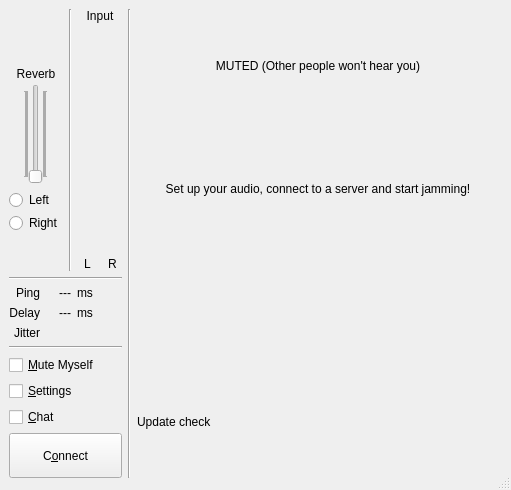
Old version of the form src/clientdlgbase.ui in the repository jamulussoftware/jamulus.
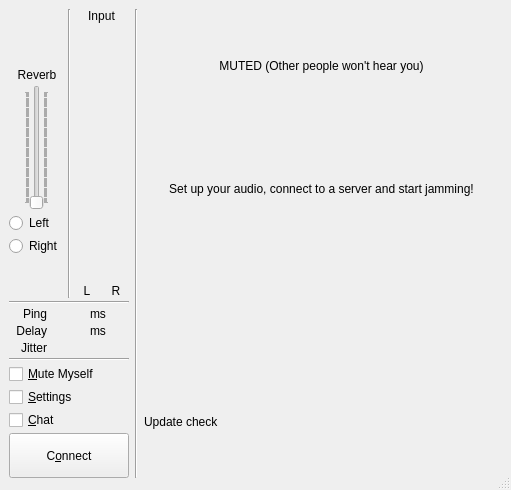
New version of the form. Icons and pictures are not drawn. Custom widgets are drawn as their Qt base class.

What changed in the file:
```diff
--- a/src/clientdlgbase.ui
+++ b/src/clientdlgbase.ui
@@ -58,8 +58,14 @@
        <layout class="QHBoxLayout" name="horizontalLayout_3">
         <item>
          <layout class="QHBoxLayout" name="horizontalLayout_2">
+          <property name="spacing">
+           <number>6</number>
+          </property>
           <item>
            <layout class="QVBoxLayout" name="verticalLayout_4">
+            <property name="spacing">
+             <number>3</number>
+            </property>
             <item>
              <layout class="QHBoxLayout" name="horizontalLayout">
               <item>
@@ -88,10 +94,13 @@
                   <property name="orientation">
                    <enum>Qt::Vertical</enum>
                   </property>
+                  <property name="sizeType">
+                   <enum>QSizePolicy::Expanding</enum>
+                  </property>
                   <property name="sizeHint" stdset="0">
                    <size>
                     <width>13</width>
-                    <height>13</height>
+                    <height>10</height>
                    </size>
                   </property>
                  </spacer>
@@ -134,7 +143,7 @@
                       <item>
                        <widget class="QSlider" name="sldAudioReverb">
                         <property name="sizePolicy">
-                         <sizepolicy hsizetype="Fixed" vsizetype="MinimumExpanding">
+                         <sizepolicy hsizetype="Fixed" vsizetype="Expanding">
                           <horstretch>0</horstretch>
                           <verstretch>0</verstretch>
                          </sizepolicy>
@@ -142,7 +151,7 @@
                         <property name="minimumSize">
                          <size>
                           <width>0</width>
-                          <height>100</height>
+                          <height>125</height>
                          </size>
                         </property>
                         <property name="maximumSize">
@@ -210,10 +219,13 @@
                   <property name="orientation">
                    <enum>Qt::Vertical</enum>
                   </property>
+                  <property name="sizeType">
+                   <enum>QSizePolicy::Expanding</enum>
+                  </property>
                   <property name="sizeHint" stdset="0">
                    <size>
                     <width>13</width>
-                    <height>13</height>
+                    <height>10</height>
                    </size>
                   </property>
                  </spacer>
@@ -353,11 +365,17 @@
               </item>
               <item row="0" column="1">
                <widget class="QLabel" name="lblPingVal">
+                <property name="minimumSize">
+                 <size>
+                  <width>34</width>
+                  <height>0</height>
+                 </size>
+                </property>
                 <property name="layoutDirection">
                  <enum>Qt::LeftToRight</enum>
                 </property>
                 <property name="text">
-                 <string>---</string>
+                 <string/>
                 </property>
                 <property name="alignment">
                  <set>Qt::AlignRight|Qt::AlignTrailing|Qt::AlignVCenter</set>
@@ -366,6 +384,18 @@
               </item>
               <item row="0" column="2">
                <widget class="QLabel" name="lblPingUnit">
+                <property name="minimumSize">
+                 <size>
+                  <width>22</width>
+                  <height>0</height>
+                 </size>
+                </property>
+                <property name="maximumSize">
+                 <size>
+                  <width>22</width>
+                  <height>16777215</height>
+                 </size>
+                </property>
                 <property name="text">
                  <string>ms</string>
                 </property>
@@ -373,11 +403,17 @@
               </item>
               <item row="1" column="1">
                <widget class="QLabel" name="lblDelayVal">
+                <property name="minimumSize">
+                 <size>
+                  <width>34</width>
+                  <height>0</height>
+                 </size>
+                </property>
                 <property name="layoutDirection">
                  <enum>Qt::LeftToRight</enum>
                 </property>
                 <property name="text">
-                 <string>---</string>
+                 <string/>
                 </property>
                 <property name="alignment">
                  <set>Qt::AlignRight|Qt::AlignTrailing|Qt::AlignVCenter</set>
@@ -386,6 +422,18 @@
               </item>
               <item row="1" column="2">
                <widget class="QLabel" name="lblDelayUnit">
+                <property name="minimumSize">
+                 <size>
+                  <width>22</width>
+                  <height>0</height>
+                 </size>
+                </property>
+                <property name="maximumSize">
+                 <size>
+                  <width>22</width>
+                  <height>16777215</height>
+                 </size>
+                </property>
                 <property name="text">
                  <string>ms</string>
                 </property>
@@ -467,9 +515,15 @@
             </item>
             <item>
              <widget class="QPushButton" name="butConnect">
+              <property name="sizePolicy">
+               <sizepolicy hsizetype="Fixed" vsizetype="Fixed">
+                <horstretch>0</horstretch>
+                <verstretch>0</verstretch>
+               </sizepolicy>
+              </property>
               <property name="minimumSize">
                <size>
-                <width>0</width>
+                <width>120</width>
                 <height>45</height>
                </size>
               </property>
```
Left out of the diff: 6 changed lines with no effect on the pictures.
